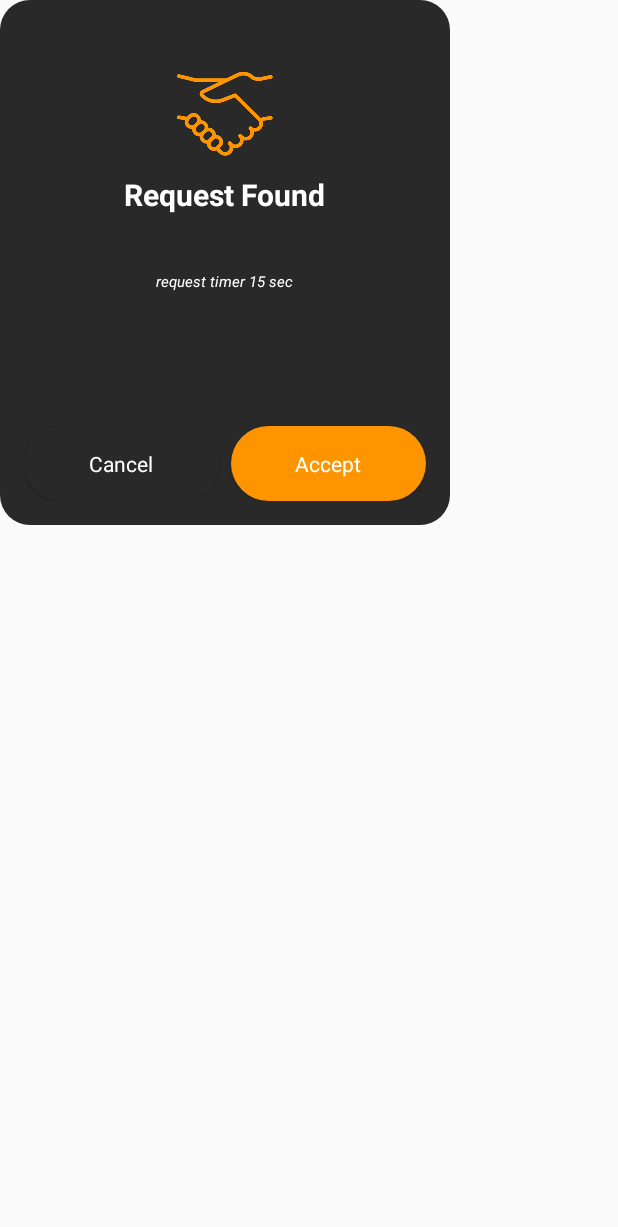
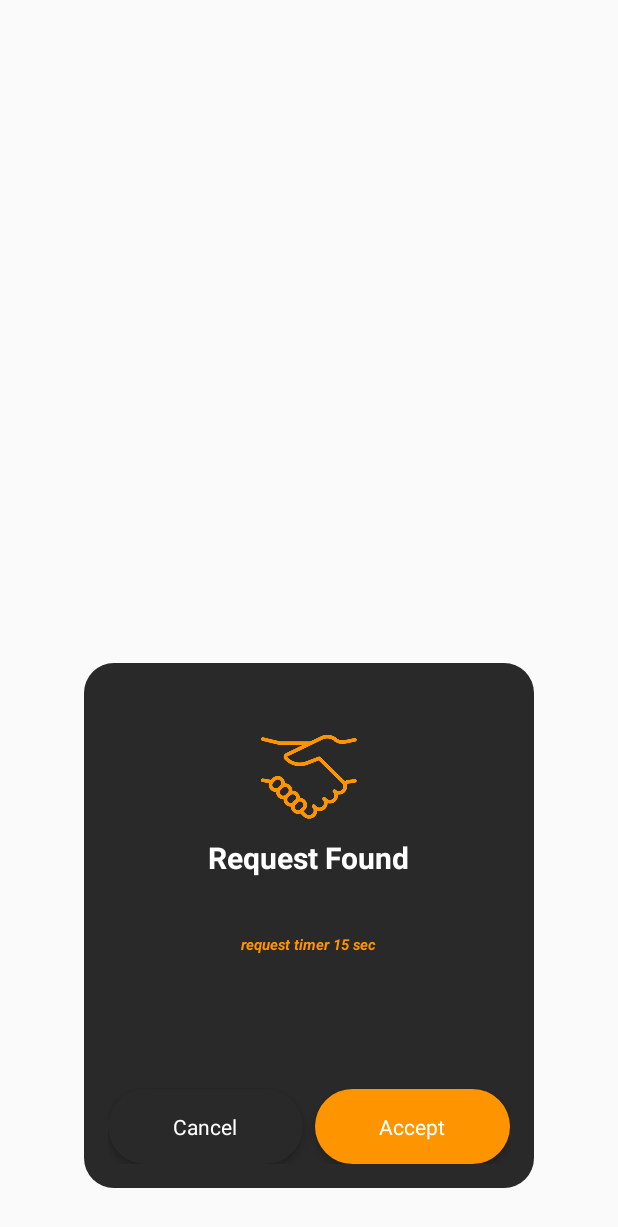
Before and after one commit to najjshFarooqui/mevron, an Android app: the layout dialog_request_found.xml on its own in the app's theme, with its tools: preview values and no code run, on a phone screen of 412 x 824 dp. Shown: the top 1227 px of the screen. Run offline under Robolectric (Android 15) with nearby library versions, the phone set to English and light mode, and no system bars.

```diff
--- a/app/src/main/java/com/fahim/mevronrider/viewmodel/HomeViewModel.kt
+++ b/app/src/main/java/com/fahim/mevronrider/viewmodel/HomeViewModel.kt
@@ -52,7 +52,7 @@ class HomeViewModel(val con: Application) : AndroidViewModel(con) {
 
                     polylineOptions.addAll(points)
                     polylineOptions.width(PATH_WIDTH)
-                    polylineOptions.color(Color.BLACK)
+                    polylineOptions.color(Color.YELLOW)
                     uiThread {
                         routeLiveData.value = polylineOptions
                     }
--- a/app/src/main/res/layout/dialog_request_found.xml
+++ b/app/src/main/res/layout/dialog_request_found.xml
@@ -1,12 +1,18 @@
 <?xml version="1.0" encoding="utf-8"?>
 
-
 <RelativeLayout
+        xmlns:android="http://schemas.android.com/apk/res/android"
+        android:layout_width="match_parent"
+        android:layout_height="match_parent">
+    <RelativeLayout
+            xmlns:android="http://schemas.android.com/apk/res/android"
+            android:id="@+id/relativeLayout"
+            android:layout_width="300dp"
+            android:background="@drawable/bg_dialog"
+            android:layout_alignParentBottom="true"
             android:layout_centerHorizontal="true"
-        android:layout_alignParentBottom="true"
-        android:layout_width="300dp"
-        xmlns:android="http://schemas.android.com/apk/res/android"
-        android:background="@drawable/bg_dialog" android:layout_height="350dp">
+            android:layout_marginBottom="32dp"
+            android:layout_height="350dp">
 
 
         <RelativeLayout
@@ -19,7 +25,6 @@
                        android:layout_height="wrap_content"
                        android:layout_marginTop="20dp"
                        android:layout_centerHorizontal="true"
-
                        android:src="@drawable/icon_request_found"/>
             <TextView
                     android:id="@+id/tvAwaiting"
@@ -36,12 +41,12 @@
                     style="@style/hintColor"
                     android:layout_marginTop="10dp"
                     android:layout_centerHorizontal="true"
-                android:gravity="center"
-        />
+                    android:gravity="center"/>
 
 
             <TextView
-                style="@style/italic_tv"
+                    android:id="@+id/tvRemainingTime"
+                    style="@style/italic_yellow"
                     android:text="request timer 15 sec"
                     android:layout_centerHorizontal="true"
                     android:layout_marginTop="8dp"
@@ -72,3 +77,4 @@
 
 
     </RelativeLayout>
+</RelativeLayout>
```
Also changed, not shown: app/src/main/java/com/fahim/mevronrider/utils/LocationExtention.kt (+0 -21 lines), app/src/main/java/com/fahim/mevronrider/views/activity/HomeActivity.kt (+103 -16 lines), app/src/main/java/com/fahim/mevronrider/views/dialogs/DialogRequestFound.kt (+29 -18 lines). Lines whose indentation alone changed are shown as unchanged.
